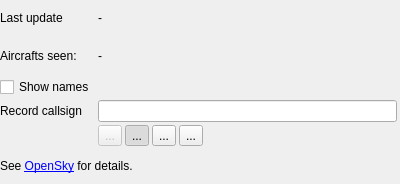
Old version of the form src/qmapshack/realtime/opensky/IRtOpenSkyInfo.ui in the repository Maproom/qmapshack.
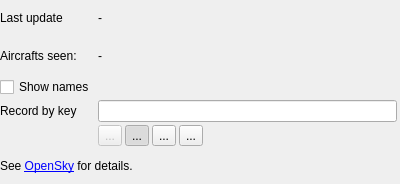
New version of the form. Icons and pictures are not drawn.

What changed in the file:
```diff
--- a/src/qmapshack/realtime/opensky/IRtOpenSkyInfo.ui
+++ b/src/qmapshack/realtime/opensky/IRtOpenSkyInfo.ui
@@ -84,7 +84,7 @@
    <item row="3" column="0">
     <widget class="QLabel" name="label_4">
      <property name="text">
-      <string>Record callsign</string>
+      <string>Record by key</string>
      </property>
     </widget>
    </item>
```
Left out of the diff: 2 changed lines with no effect on the pictures.
